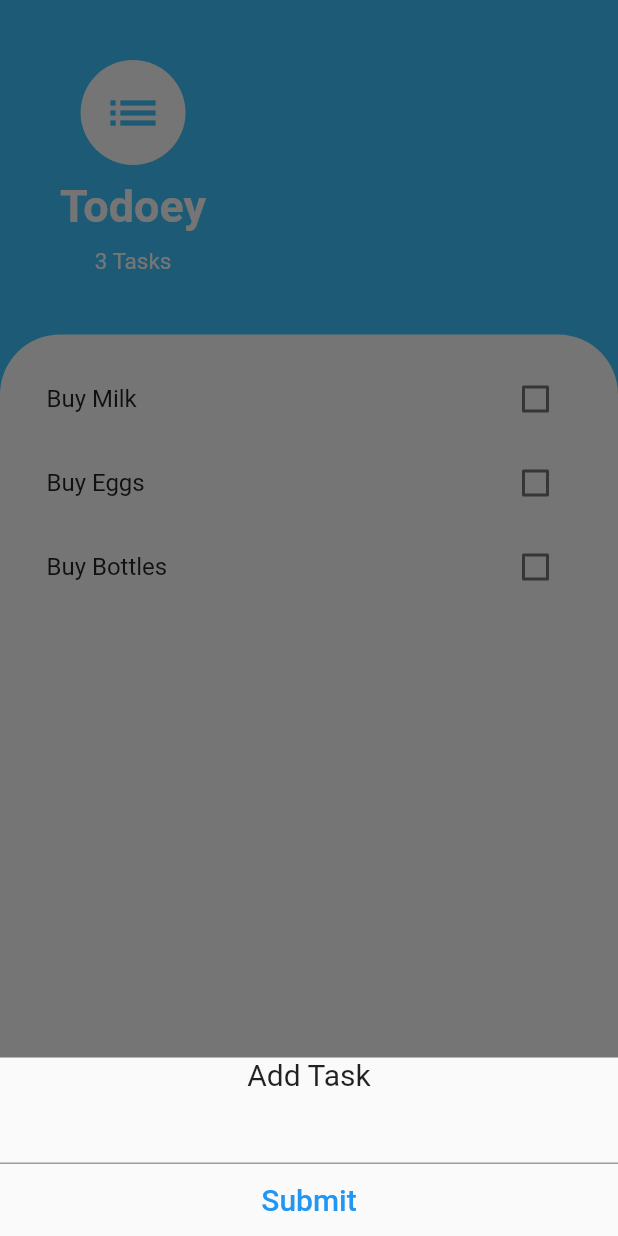
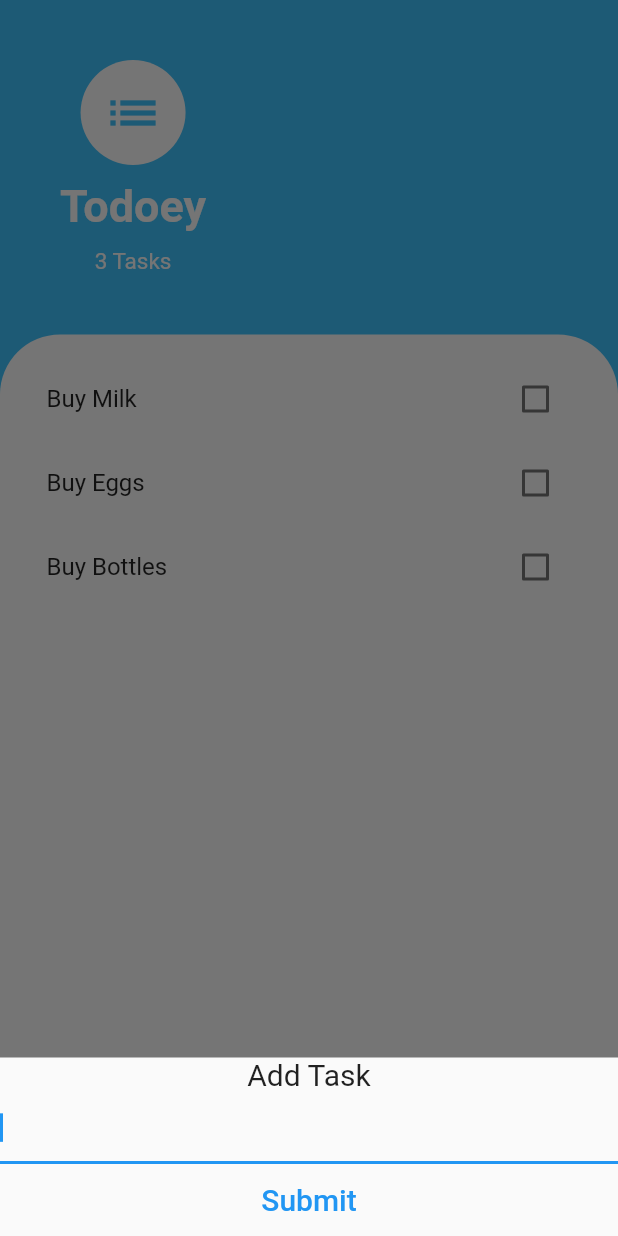
Before and after one commit to harini0-0/todoey_ncc, a Flutter app: the HomeScreen screen opened directly, after a tap on the "add" icon, on a phone screen of 412 x 824 dp. Run offline on Flutter 3.47's test engine with Material 2 defaults, Android fonts, the phone set to English and light mode, and no system bars.

```diff
--- a/lib/Model/taskData.dart
+++ b/lib/Model/taskData.dart
@@ -1,10 +1,39 @@
+// ignore: unused_import
 import 'package:flutter/material.dart';
 import 'taskModel.dart';
 
-class TaskData {
+class TaskData extends ChangeNotifier {
   List<TaskModel> tasklist = [
     TaskModel(taskname: 'Buy Milk', isDone: false),
     TaskModel(taskname: 'Buy Eggs', isDone: false),
     TaskModel(taskname: 'Buy Bottles', isDone: false),
   ];
+
+  int get taskCount {
+    return tasklist.length;
+  }
+
+  String title(int index) {
+    return tasklist[index].taskname;
+  }
+
+  bool isDone(int index) {
+    return tasklist[index].isDone;
+  }
+
+  void addTask(String newTaskTitle) {
+    final task = TaskModel(taskname: newTaskTitle, isDone: false);
+    tasklist.add(task);
+    notifyListeners();
+  }
+
+  void updateTask(int index) {
+    tasklist[index].toggleVar();
+    notifyListeners();
+  }
+
+  void deleteTask(int index) {
+    tasklist.remove(tasklist[index]);
+    notifyListeners();
+  }
 }
--- a/lib/Screens/ModalBottomSheet.dart
+++ b/lib/Screens/ModalBottomSheet.dart
@@ -1,13 +1,11 @@
 import 'package:flutter/material.dart';
+import 'package:provider/provider.dart';
+import 'package:todoey_ncc/Model/taskData.dart';
+// import 'taskData';
 
-class ModalBottomSheet extends StatefulWidget {
-  const ModalBottomSheet({Key? key}) : super(key: key);
-
-  @override
-  _ModalBottomSheetState createState() => _ModalBottomSheetState();
-}
-
-class _ModalBottomSheetState extends State<ModalBottomSheet> {
+// ignore: must_be_immutable
+class ModalBottomSheet extends StatelessWidget {
+  var onset = '';
   @override
   Widget build(BuildContext context) {
     return Container(
@@ -18,10 +16,19 @@ class _ModalBottomSheetState extends State<ModalBottomSheet> {
           "Add Task",
           style: TextStyle(fontSize: 20),
         ),
-        TextField(),
+        TextField(
+          autofocus: true,
+          onChanged: (newText) {
+            onset = newText;
+            print(onset);
+          },
+        ),
         TextButton(
             onPressed: () {
+              print(onset);
+              Provider.of<TaskData>(context, listen: false).addTask(onset);
               Navigator.pop(context);
+              print(Provider.of<TaskData>(context, listen: false).taskCount);
             },
             child: Text(
               'Submit',
@@ -30,4 +37,10 @@ class _ModalBottomSheetState extends State<ModalBottomSheet> {
       ],
     ));
   }
+
+  @override
+  State<StatefulWidget> createState() {
+    // TODO: implement createState
+    throw UnimplementedError();
+  }
 }
--- a/lib/Screens/todoeyfirstpage.dart
+++ b/lib/Screens/todoeyfirstpage.dart
@@ -1,19 +1,10 @@
 import 'package:flutter/material.dart';
+import 'package:provider/provider.dart';
 import '../Model/taskData.dart';
 import 'package:todoey_ncc/Screens/ModalBottomSheet.dart';
 
-class HomeScreen extends StatefulWidget {
-  HomeScreen({Key? key}) : super(key: key);
-
-  @override
-  _HomeScreenState createState() => _HomeScreenState();
-}
-
-class _HomeScreenState extends State<HomeScreen> {
-  // ignore: non_constant_identifier_names
-  int n_tasks = 3;
-  // ignore: non_constant_identifier_names
-  final mainList = TaskData();
+// ignore: must_be_immutable
+class HomeScreen extends StatelessWidget {
   @override
   Widget build(BuildContext context) {
     return SafeArea(
@@ -69,7 +60,7 @@ class _HomeScreenState extends State<HomeScreen> {
                       height: 10,
                     ),
                     Text(
-                      '$n_tasks Tasks',
+                      '${Provider.of<TaskData>(context, listen: true).taskCount} Tasks',
                       style: TextStyle(color: Colors.white, fontSize: 15),
                     ),
                   ],
@@ -83,25 +74,39 @@ class _HomeScreenState extends State<HomeScreen> {
                     topLeft: Radius.circular(40)),
                 color: Colors.white,
               ),
-              child: ListView.builder(
-                itemCount: n_tasks,
+              child: Consumer<TaskData>(
+                builder: (context, taskData, child) {
+                  return ListView.builder(
+                    itemCount:
+                        Provider.of<TaskData>(context, listen: false).taskCount,
                     itemBuilder: (BuildContext context, int index) {
-                  return ListTile(
+                      return GestureDetector(
+                        onLongPress: () {
+                          Provider.of<TaskData>(context, listen: false)
+                              .deleteTask(index);
+                        },
+                        child: ListTile(
                             title: Text(
-                        "${mainList.tasklist[index].taskname}",
+                              "${Provider.of<TaskData>(context, listen: false).title(index)}",
                               style: TextStyle(
-                          decoration: mainList.tasklist[index].isDone
+                                decoration: Provider.of<TaskData>(context,
+                                            listen: false)
+                                        .isDone(index)
                                     ? TextDecoration.lineThrough
                                     : null,
                               ),
                             ),
                             trailing: Checkbox(
-                          value: mainList.tasklist[index].isDone,
+                                value: Provider.of<TaskData>(context,
+                                        listen: false)
+                                    .isDone(index),
                                 onChanged: (newvalue) {
-                            setState(() {
-                              mainList.tasklist[index].toggleVar();
-                            });
-                          }));
+                                  Provider.of<TaskData>(context, listen: false)
+                                      .updateTask(index);
+                                })),
+                      );
+                    },
+                  );
                 },
               ),
             ))
--- a/pubspec.yaml
+++ b/pubspec.yaml
@@ -28,6 +28,7 @@ dependencies:
   # The following adds the Cupertino Icons font to your application.
   # Use with the CupertinoIcons class for iOS style icons.
   cupertino_icons: ^1.0.2
+  provider: ^6.0.2
 
 dev_dependencies:
   flutter_test:
```
Also changed, not shown: lib/main.dart (+7 -2 lines), pubspec.lock. Lines whose indentation alone changed are shown as unchanged.
